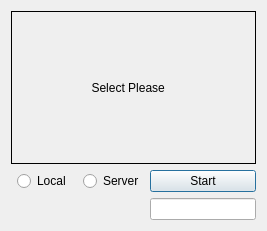
The window that zenom/zenom/zenom/camerascene.ui (ahmedius2/Zenom) describes before a commit, drawn with Qt 5.
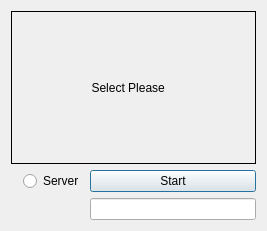
The same window after the commit.

What changed in the file:
```diff
--- a/zenom/zenom/zenom/camerascene.ui
+++ b/zenom/zenom/zenom/camerascene.ui
@@ -14,14 +14,14 @@
    <string>Dialog</string>
   </property>
   <layout class="QGridLayout" name="gridLayout">
-   <item row="2" column="3">
+   <item row="2" column="2">
     <widget class="QRadioButton" name="server">
      <property name="text">
       <string>Server</string>
      </property>
     </widget>
    </item>
-   <item row="1" column="0" colspan="5">
+   <item row="1" column="0" colspan="4">
     <widget class="QLabel" name="label_camera">
      <property name="autoFillBackground">
       <bool>true</bool>
@@ -34,14 +34,7 @@
      </property>
     </widget>
    </item>
-   <item row="2" column="1">
-    <widget class="QRadioButton" name="local">
-     <property name="text">
-      <string>Local</string>
-     </property>
-    </widget>
-   </item>
-   <item row="2" column="4">
+   <item row="2" column="3">
     <widget class="QPushButton" name="start">
      <property name="layoutDirection">
       <enum>Qt::LeftToRight</enum>
@@ -51,7 +44,7 @@
      </property>
     </widget>
    </item>
-   <item row="3" column="4">
+   <item row="3" column="3">
     <widget class="QLineEdit" name="ipAddress">
      <property name="styleSheet">
       <string notr="true">color: rgb(85, 255, 0);</string>
```
